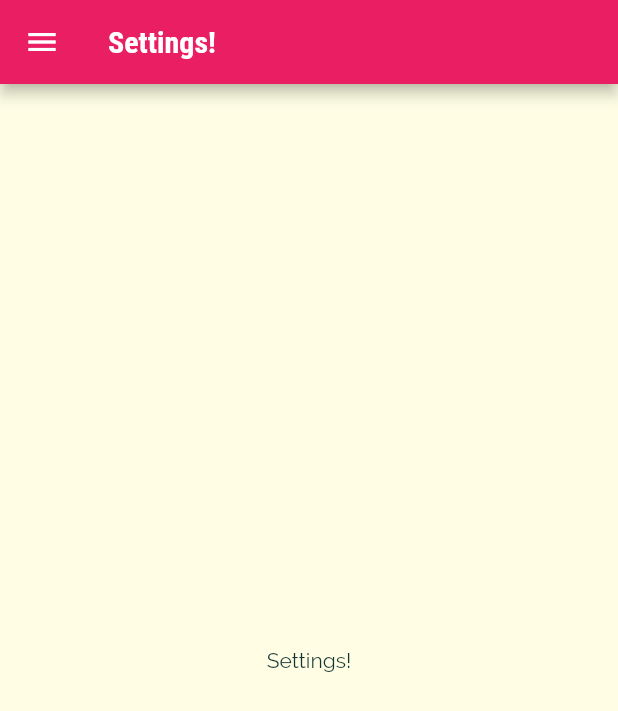
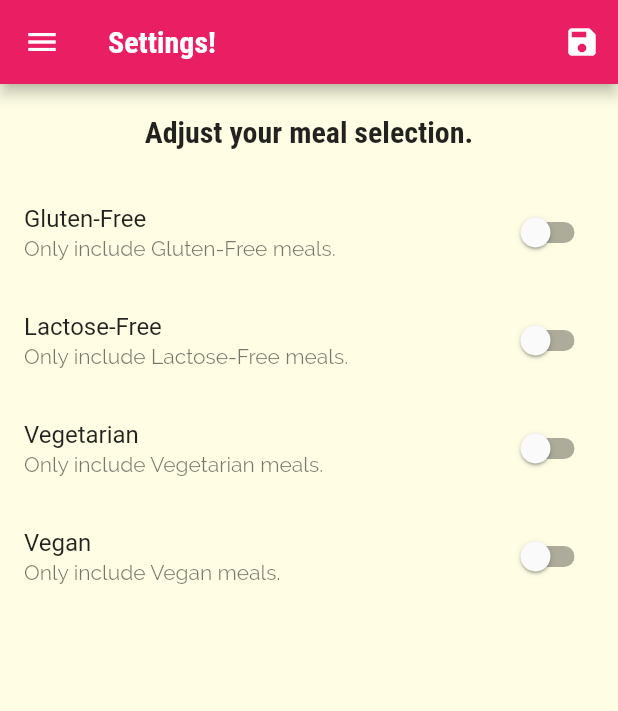
Before and after one commit to Khalid-Alharbi/meals_app, a Flutter app: the SettingsScreen screen opened by its route, on a phone screen of 412 x 824 dp. Shown: the top 711 px of the screen. Run offline on Flutter 3.47's test engine with Material 2 defaults, Android fonts, the phone set to English and light mode, and no system bars.

Commit message:
added the logic behind filters in the settings

```diff
--- a/meals_app/lib/main.dart
+++ b/meals_app/lib/main.dart
@@ -1,16 +1,52 @@
 import 'package:flutter/material.dart';
-import 'package:meals_app/screens/settings_screen.dart';
 
+import './dummy_data.dart';
+import './screens/settings_screen.dart';
 import './screens/tabs_screen.dart';
 import './screens/meal_detail_screen.dart';
 import './screens/category_meals_screen.dart';
 import './screens/categories_screen.dart';
+import './models/meal.dart';
 
 void main() => runApp(const MyApp());
 
-class MyApp extends StatelessWidget {
+class MyApp extends StatefulWidget {
   const MyApp({Key? key}) : super(key: key);
 
+  @override
+  State<MyApp> createState() => _MyAppState();
+}
+
+class _MyAppState extends State<MyApp> {
+  Map<String, bool> _filters = {
+    'gluten': false,
+    'lactose': false,
+    'vegan': false,
+    'vegetarian': false,
+  };
+
+  void _setFilters(Map<String, bool> filterData) {
+    setState(() {
+      _filters = filterData;
+      _availableMeals = DUMMY_MEALS.where((meal) {
+        if (_filters['gluten']! && !meal.isGlutenFree) {
+          return false;
+        }
+        if (_filters['lactose']! && !meal.isLactoseFree) {
+          return false;
+        }
+        if (_filters['vegan']! && !meal.isVegan) {
+          return false;
+        }
+        if (_filters['vegetarian']! && !meal.isVegetarian) {
+          return false;
+        }
+        return true;
+      }).toList();
+    });
+  }
+
+  List<Meal> _availableMeals = DUMMY_MEALS;
   @override
   Widget build(BuildContext context) {
     return MaterialApp(
@@ -38,9 +74,11 @@ class MyApp extends StatelessWidget {
       initialRoute: '/', // default is '/'
       routes: {
         '/': (ctx) => TabsScreen(),
-        CategoryMealsScreen.routeName: (ctx) => CategoryMealsScreen(),
+        CategoryMealsScreen.routeName: (ctx) =>
+            CategoryMealsScreen(_availableMeals),
         MealDetailScreen.routeName: (ctx) => MealDetailScreen(),
-        SettingsScreen.routeName: (ctx) => SettingsScreen(),
+        SettingsScreen.routeName: (ctx) =>
+            SettingsScreen(_filters, _setFilters),
       },
       // onGenerateRoute: (settings) {
       //   print(settings.arguments);
--- a/meals_app/lib/screens/category_meals_screen.dart
+++ b/meals_app/lib/screens/category_meals_screen.dart
@@ -1,12 +1,13 @@
 import 'package:flutter/material.dart';
-import 'package:meals_app/models/meal.dart';
 
+import '../models/meal.dart';
 import '../widgets/meal_item.dart';
-import '../dummy_data.dart';
 
 class CategoryMealsScreen extends StatefulWidget {
   static const routeName = '/category-meals';
+  final List<Meal> availableMeals;
 
+  CategoryMealsScreen(this.availableMeals);
   @override
   State<CategoryMealsScreen> createState() => _CategoryMealsScreenState();
 }
@@ -28,7 +29,7 @@ class _CategoryMealsScreenState extends State<CategoryMealsScreen> {
           ModalRoute.of(context)!.settings.arguments as Map<String, String>;
       categoryTitle = routeArgs['title']!;
       final categoryId = routeArgs['id'];
-      displayedMeals = DUMMY_MEALS.where((meal) {
+      displayedMeals = widget.availableMeals.where((meal) {
         return meal.categories.contains(categoryId);
       }).toList();
       _loadedInitDAta = true;
--- a/meals_app/lib/screens/settings_screen.dart
+++ b/meals_app/lib/screens/settings_screen.dart
@@ -2,19 +2,130 @@ import 'package:flutter/material.dart';
 
 import '../widgets/main_drawer.dart';
 
-class SettingsScreen extends StatelessWidget {
+class SettingsScreen extends StatefulWidget {
   static const routeName = '/Settings';
-  const SettingsScreen({Key? key}) : super(key: key);
+
+  final Function saveFilters;
+  final Map<String, bool> currentFilters;
+  SettingsScreen(this.currentFilters, this.saveFilters);
+
+  @override
+  State<SettingsScreen> createState() => _SettingsScreenState();
+}
+
+class _SettingsScreenState extends State<SettingsScreen> {
+  var _glutenFree = false;
+  var _vegetarian = false;
+  var _vegan = false;
+  var _lactoseFree = false;
+
+  @override
+  initState() {
+    _glutenFree = widget.currentFilters['gluten']!;
+    _lactoseFree = widget.currentFilters['lactose']!;
+    _vegan = widget.currentFilters['vegan']!;
+    _vegetarian = widget.currentFilters['vegetarian']!;
+    super.initState();
+  }
+
+  Widget _buildSwitchListTile(
+    String title,
+    String description,
+    bool currentValue,
+    void Function(bool) updateValue,
+  ) {
+    return SwitchListTile(
+      title: Text(title),
+      value: currentValue,
+      subtitle: Text(description),
+      onChanged: updateValue,
+    );
+  }
 
   @override
   Widget build(BuildContext context) {
     return Scaffold(
       appBar: AppBar(
         title: Text("Settings!"),
+        actions: [
+          IconButton(
+              onPressed: () {
+                final selectedFilters = {
+                  'gluten': _glutenFree,
+                  'lactose': _lactoseFree,
+                  'vegan': _vegan,
+                  'vegetarian': _vegetarian,
+                };
+                widget.saveFilters(selectedFilters);
+              },
+              icon: Icon(Icons.save))
+        ],
       ),
       drawer: MainDrawer(),
-      body: Center(
-        child: Text("Settings!"),
+      body: Column(
+        children: [
+          Container(
+            padding: EdgeInsets.all(20),
+            child: Text(
+              "Adjust your meal selection.",
+              style: Theme.of(context).textTheme.headline6,
+            ),
+          ),
+          Expanded(
+            child: ListView(
+              children: [
+                _buildSwitchListTile(
+                  "Gluten-Free",
+                  "Only include Gluten-Free meals.",
+                  _glutenFree,
+                  (newValue) {
+                    setState(
+                      () {
+                        _glutenFree = newValue;
+                      },
+                    );
+                  },
+                ),
+                _buildSwitchListTile(
+                  "Lactose-Free",
+                  "Only include Lactose-Free meals.",
+                  _lactoseFree,
+                  (newValue) {
+                    setState(
+                      () {
+                        _lactoseFree = newValue;
+                      },
+                    );
+                  },
+                ),
+                _buildSwitchListTile(
+                  "Vegetarian",
+                  "Only include Vegetarian meals.",
+                  _vegetarian,
+                  (newValue) {
+                    setState(
+                      () {
+                        _vegetarian = newValue;
+                      },
+                    );
+                  },
+                ),
+                _buildSwitchListTile(
+                  "Vegan",
+                  "Only include Vegan meals.",
+                  _vegan,
+                  (newValue) {
+                    setState(
+                      () {
+                        _vegan = newValue;
+                      },
+                    );
+                  },
+                ),
+              ],
+            ),
+          ),
+        ],
       ),
     );
   }
```
